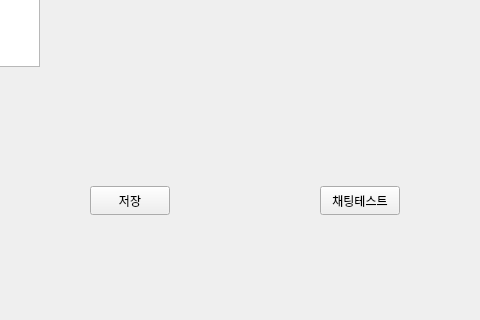
Before: the Qt Designer form DentixServer/chatlogform.ui in sueun-jo/2ndmini_dentix, drawn with Qt 5; both pictures show x 120 to 600 and y 284 to 604 of the 800 by 800 pixel window.
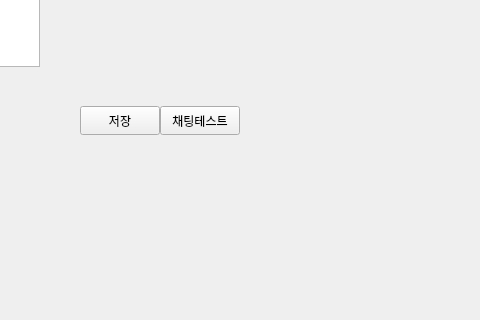
After: the same form once the commit is applied.

What changed in the file:
```diff
--- a/DentixServer/chatlogform.ui
+++ b/DentixServer/chatlogform.ui
@@ -16,8 +16,8 @@
   <widget class="QPushButton" name="saveButton">
    <property name="geometry">
     <rect>
-     <x>210</x>
-     <y>470</y>
+     <x>200</x>
+     <y>390</y>
      <width>80</width>
      <height>29</height>
     </rect>
@@ -69,8 +69,8 @@
   <widget class="QPushButton" name="test">
    <property name="geometry">
     <rect>
-     <x>440</x>
-     <y>470</y>
+     <x>280</x>
+     <y>390</y>
      <width>80</width>
      <height>29</height>
     </rect>
```
